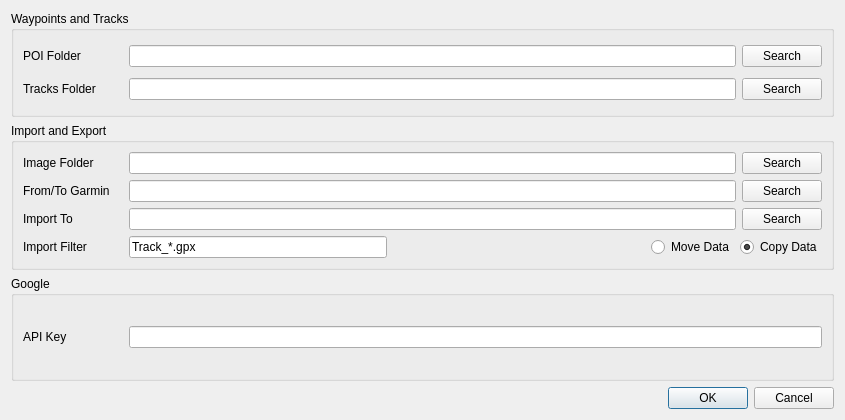
Old version of the form src/configuration.ui in the repository trumpton/POI.
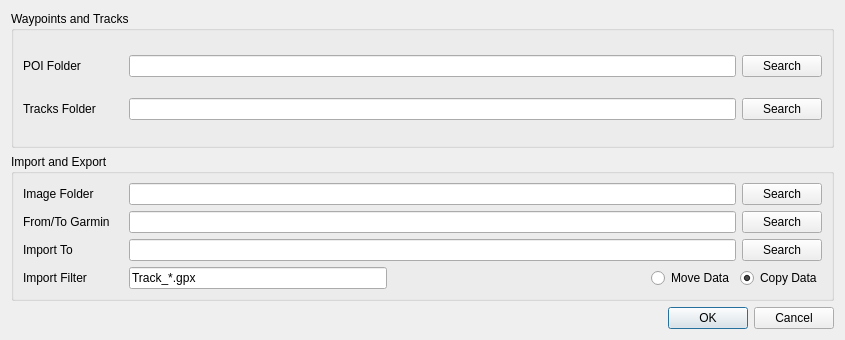
New version of the form. Icons and pictures are not drawn.

Commit message: Updated to use openlayers instead of google

The edit to the form file:
```diff
--- a/src/configuration.ui
+++ b/src/configuration.ui
@@ -7,7 +7,7 @@
     <x>0</x>
     <y>0</y>
     <width>845</width>
-    <height>420</height>
+    <height>340</height>
    </rect>
   </property>
   <property name="sizePolicy">
@@ -19,13 +19,13 @@
   <property name="minimumSize">
    <size>
     <width>0</width>
-    <height>420</height>
+    <height>340</height>
    </size>
   </property>
   <property name="maximumSize">
    <size>
     <width>16777215</width>
-    <height>420</height>
+    <height>340</height>
    </size>
   </property>
   <property name="windowTitle">
@@ -297,44 +297,6 @@
      </layout>
     </widget>
    </item>
-   <item>
-    <widget class="QGroupBox" name="groupBox_3">
-     <property name="title">
-      <string>Google</string>
-     </property>
-     <layout class="QVBoxLayout" name="verticalLayout_4">
-      <item>
-       <layout class="QHBoxLayout" name="horizontalLayout_2">
-        <item>
-         <widget class="QLabel" name="label_2">
-          <property name="minimumSize">
-           <size>
-            <width>100</width>
-            <height>0</height>
-           </size>
-          </property>
-          <property name="maximumSize">
-           <size>
-            <width>100</width>
-            <height>16777215</height>
-           </size>
-          </property>
-          <property name="text">
-           <string>API Key</string>
-          </property>
-          <property name="buddy">
-           <cstring>confKey</cstring>
-          </property>
-         </widget>
-        </item>
-        <item>
-         <widget class="QLineEdit" name="confKey"/>
-        </item>
-       </layout>
-      </item>
-     </layout>
-    </widget>
-   </item>
    <item>
     <widget class="QDialogButtonBox" name="buttonBox">
      <property name="orientation">
```
Left out of the diff: 6 changed lines with no effect on the pictures. The commit also changes 37 other files.
